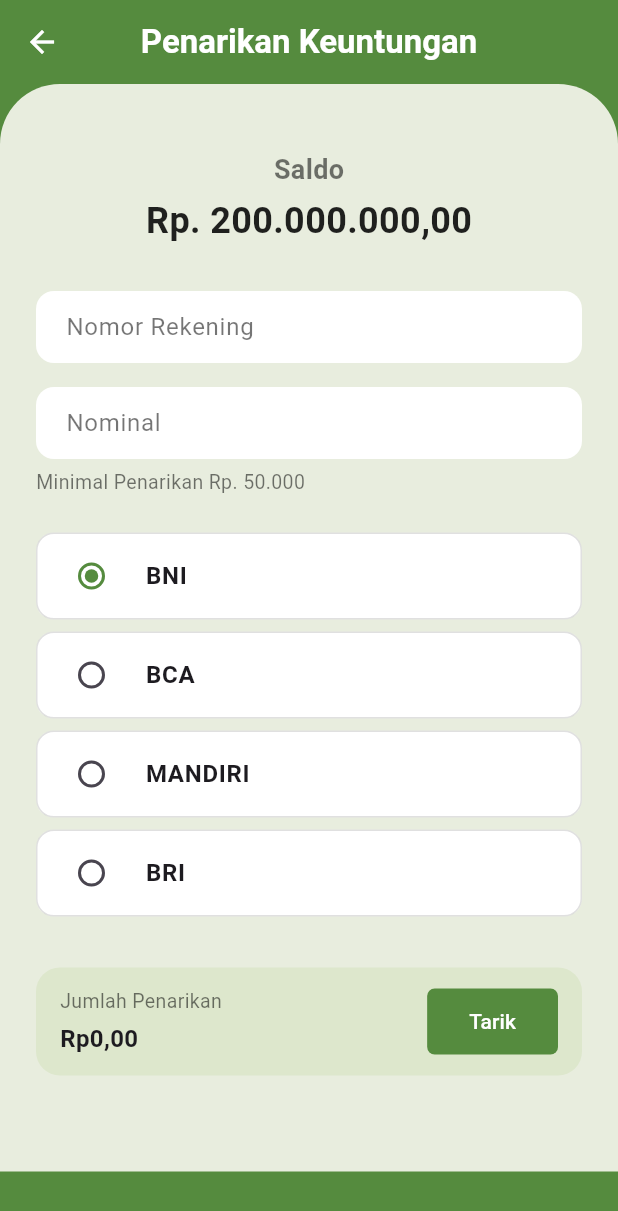
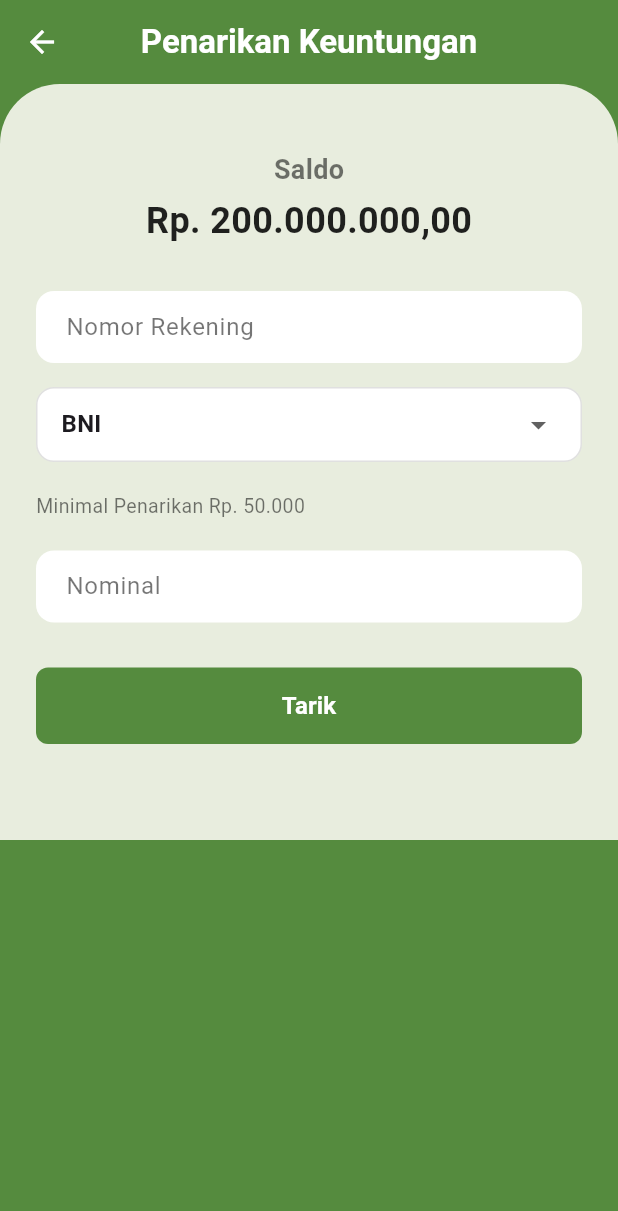
Before and after one commit to EdselSpth/ReGreen, a Flutter app: the PenarikanKeuntunganPage screen opened directly, on a phone screen of 412 x 824 dp. Shown: the top 1211 px of the screen. Run offline on Flutter 3.47's test engine with Material 3 defaults, Android fonts, the phone set to English and light mode, and no system bars.

Commit message:
fix[AAS]:Perbaikan layout di penarikan keuntungan

```diff
--- a/lib/penarikan_keuntungan/penarikan_keuntungan_page.dart
+++ b/lib/penarikan_keuntungan/penarikan_keuntungan_page.dart
@@ -13,6 +13,8 @@ class _PenarikanKeuntunganPageState extends State<PenarikanKeuntunganPage> {
 
   final TextEditingController _rekeningController = TextEditingController();
   final TextEditingController _nominalController = TextEditingController();
+
+  final List<String> bankList = ['BNI', 'BCA', 'MANDIRI', 'BRI'];
 
   @override
   Widget build(BuildContext context) {
@@ -47,7 +49,6 @@ class _PenarikanKeuntunganPageState extends State<PenarikanKeuntunganPage> {
             children: [
               const SizedBox(height: 20),
 
-              // === SALDO ===
               const Text(
                 'Saldo',
                 style: TextStyle(
@@ -67,13 +68,42 @@ class _PenarikanKeuntunganPageState extends State<PenarikanKeuntunganPage> {
               ),
               const SizedBox(height: 30),
 
-              // === INPUT REKENING ===
               _inputField('Nomor Rekening', _rekeningController),
               const SizedBox(height: 16),
 
-              // === INPUT NOMINAL ===
-              _inputField('Nominal', _nominalController),
-              const SizedBox(height: 6),
+              // Dropdown Bank
+              Container(
+                padding: const EdgeInsets.symmetric(horizontal: 16),
+                decoration: BoxDecoration(
+                  color: Colors.white,
+                  borderRadius: BorderRadius.circular(12),
+                  border: Border.all(color: Colors.black12),
+                ),
+                child: DropdownButton<String>(
+                  value: selectedBank,
+                  isExpanded: true,
+                  underline: const SizedBox(),
+                  items: bankList.map((bank) {
+                    return DropdownMenuItem<String>(
+                      value: bank,
+                      child: Text(
+                        bank,
+                        style: const TextStyle(
+                          fontSize: 16,
+                          fontWeight: FontWeight.w600,
+                        ),
+                      ),
+                    );
+                  }).toList(),
+                  onChanged: (value) {
+                    setState(() {
+                      selectedBank = value;
+                    });
+                  },
+                ),
+              ),
+
+              const SizedBox(height: 20),
 
               const Align(
                 alignment: Alignment.centerLeft,
@@ -82,66 +112,29 @@ class _PenarikanKeuntunganPageState extends State<PenarikanKeuntunganPage> {
                   style: TextStyle(color: Colors.black54, fontSize: 13),
                 ),
               ),
+
               const SizedBox(height: 20),
 
-              // === PILIH BANK (TEKS SAJA) ===
-              _bankOption('BNI'),
-              _bankOption('BCA'),
-              _bankOption('MANDIRI'),
-              _bankOption('BRI'),
-
+              _inputField('Nominal', _nominalController),
               const SizedBox(height: 30),
 
-              // === TOTAL DAN TOMBOL TARIK ===
-              Container(
-                decoration: BoxDecoration(
-                  color: const Color(0xFFDDE7CC),
-                  borderRadius: BorderRadius.circular(16),
-                ),
-                padding: const EdgeInsets.symmetric(
-                  horizontal: 16,
-                  vertical: 12,
-                ),
-                child: Row(
-                  children: [
-                    Expanded(
-                      child: Column(
-                        crossAxisAlignment: CrossAxisAlignment.start,
-                        children: const [
-                          Text(
-                            'Jumlah Penarikan',
-                            style: TextStyle(
-                              color: Colors.black54,
-                              fontSize: 13,
-                            ),
-                          ),
-                          SizedBox(height: 4),
-                          Text(
-                            'Rp0,00',
-                            style: TextStyle(
-                              fontSize: 16,
-                              fontWeight: FontWeight.bold,
-                            ),
-                          ),
-                        ],
-                      ),
-                    ),
-                    TextButton(
+              // btn tarik
+              SizedBox(
+                width: double.infinity,
+                child: TextButton(
                   style: TextButton.styleFrom(
                     backgroundColor: const Color(0xFF558B3E),
                     foregroundColor: Colors.white,
-                        padding: const EdgeInsets.symmetric(
-                          horizontal: 28,
-                          vertical: 12,
-                        ),
+                    padding: const EdgeInsets.symmetric(vertical: 14),
                     shape: RoundedRectangleBorder(
-                          borderRadius: BorderRadius.circular(5),
+                      borderRadius: BorderRadius.circular(8),
                     ),
                   ),
                   onPressed: () {},
-                      child: const Text('Tarik'),
+                  child: const Text(
+                    'Tarik',
+                    style: TextStyle(fontSize: 16, fontWeight: FontWeight.bold),
                   ),
-                  ],
                 ),
               ),
 
@@ -175,29 +168,4 @@ class _PenarikanKeuntunganPageState extends State<PenarikanKeuntunganPage> {
       ),
     );
   }
-
-  Widget _bankOption(String bankName) {
-    return Container(
-      margin: const EdgeInsets.symmetric(vertical: 4),
-      decoration: BoxDecoration(
-        color: Colors.white,
-        borderRadius: BorderRadius.circular(12),
-        border: Border.all(color: Colors.black12),
-      ),
-      child: RadioListTile<String>(
-        value: bankName,
-        groupValue: selectedBank,
-        onChanged: (value) {
-          setState(() {
-            selectedBank = value;
-          });
-        },
-        title: Text(
-          bankName,
-          style: const TextStyle(fontWeight: FontWeight.bold, fontSize: 16),
-        ),
-        activeColor: const Color(0xFF558B3E),
-      ),
-    );
 }
-}
```
Lines whose indentation alone changed are shown as unchanged.
